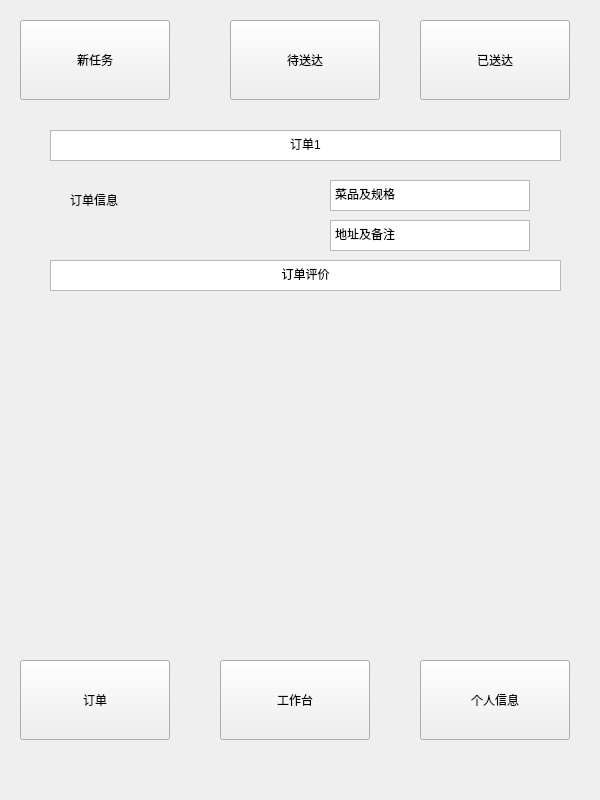
chichuxwx/Food-delivery-platform, file business/shangjia3.ui: the form before one commit.
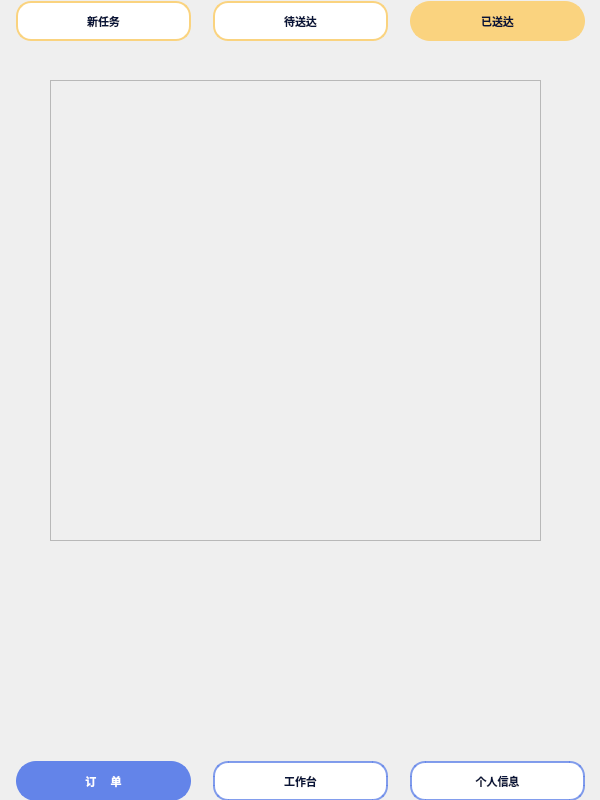
The form after the commit. Icons and pictures are not drawn.

Patch:
```diff
--- a/business/shangjia3.ui
+++ b/business/shangjia3.ui
@@ -13,176 +13,357 @@
   <property name="windowTitle">
    <string>Form</string>
   </property>
-  <widget class="QPushButton" name="pushButton_3">
+  <property name="windowIcon">
+   <iconset resource="../Image.qrc">
+    <normaloff>:/image/lt_cml.jpg</normaloff>:/image/lt_cml.jpg</iconset>
+  </property>
+  <widget class="QLabel" name="label_2">
    <property name="geometry">
     <rect>
-     <x>420</x>
-     <y>20</y>
-     <width>150</width>
-     <height>80</height>
+     <x>0</x>
+     <y>0</y>
+     <width>600</width>
+     <height>800</height>
     </rect>
    </property>
-   <property name="text">
-    <string>已送达</string>
+   <property name="styleSheet">
+    <string notr="true">background-image: url(:/image/bg_2.png);</string>
    </property>
-  </widget>
-  <widget class="QPushButton" name="pushButton_5">
-   <property name="geometry">
-    <rect>
-     <x>420</x>
-     <y>660</y>
-     <width>150</width>
-     <height>80</height>
-    </rect>
-   </property>
    <property name="text">
-    <string>个人信息</string>
+    <string/>
    </property>
   </widget>
-  <widget class="QPushButton" name="pushButton_2">
+  <widget class="QWidget" name="layoutWidget_2">
    <property name="geometry">
     <rect>
-     <x>230</x>
-     <y>20</y>
-     <width>150</width>
-     <height>80</height>
+     <x>0</x>
+     <y>760</y>
+     <width>601</width>
+     <height>42</height>
     </rect>
    </property>
-   <property name="text">
-    <string>待送达</string>
-   </property>
+   <layout class="QHBoxLayout" name="horizontalLayout_3">
+    <item>
+     <widget class="QPushButton" name="pushButton_4">
+      <property name="minimumSize">
+       <size>
+        <width>175</width>
+        <height>40</height>
+       </size>
+      </property>
+      <property name="maximumSize">
+       <size>
+        <width>175</width>
+        <height>40</height>
+       </size>
+      </property>
+      <property name="font">
+       <font>
+        <family>Microsoft YaHei</family>
+        <pointsize>-1</pointsize>
+        <bold>true</bold>
+       </font>
+      </property>
+      <property name="styleSheet">
+       <string notr="true">QPushButton {
+    background-color: #6384e9; /* 默认背景色，蓝色 */
+    border: 2px solid #6384e9; /* 边框颜色与背景色相同 */
+    border-radius: 20px; /* 圆角 */
+    color: #ffffff; /* 文本颜色，白色 */
+    font-size: 11px;
+}
+
+QPushButton:hover {
+    background-color: #5076c6; /* 悬浮时背景色变深 */
+    border: 2px solid #5076c6; /* 悬浮时边框颜色变深 */
+}
+
+QPushButton:pressed {
+    background-color: #3a5d8f; /* 按下时背景色变得更深 */
+    border-color: #3a5d8f; /* 按下时边框颜色变得更深 */
+    transform: scale(0.95); /* 按下时按钮略微缩小 */
+}
+</string>
+      </property>
+      <property name="text">
+       <string>订     单</string>
+      </property>
+     </widget>
+    </item>
+    <item>
+     <widget class="QPushButton" name="pushButton_10">
+      <property name="minimumSize">
+       <size>
+        <width>175</width>
+        <height>40</height>
+       </size>
+      </property>
+      <property name="maximumSize">
+       <size>
+        <width>175</width>
+        <height>40</height>
+       </size>
+      </property>
+      <property name="font">
+       <font>
+        <family>Microsoft YaHei</family>
+        <pointsize>-1</pointsize>
+        <bold>true</bold>
+       </font>
+      </property>
+      <property name="styleSheet">
+       <string notr="true">QPushButton {
+    background-color: #ffffff; /* 默认背景色，白色 */
+    border: 2px solid rgba(99, 132, 233, 0.8); /* 边框颜色 */
+    border-radius: 15px; /* 圆角 */
+    color: #081439; /* 文本颜色，深蓝色 */
+    font-size: 11px;
+}
+
+QPushButton:hover {
+	color: #ffffff;
+    background-color: rgba(99, 132, 233, 0.8); 
+    border: none; /* 悬浮时无边框 */
+}
+
+QPushButton:pressed {
+    background-color: #b0c4de; /* 按下时背景颜色，稍微偏亮的蓝色 */
+    border-color: #4682b4; /* 按下时边框颜色 */
+    transform: scale(0.95); /* 按下时按钮略微缩小 */
+}
+</string>
+      </property>
+      <property name="text">
+       <string>工作台</string>
+      </property>
+     </widget>
+    </item>
+    <item>
+     <widget class="QPushButton" name="pushButton_5">
+      <property name="minimumSize">
+       <size>
+        <width>175</width>
+        <height>40</height>
+       </size>
+      </property>
+      <property name="maximumSize">
+       <size>
+        <width>175</width>
+        <height>40</height>
+       </size>
+      </property>
+      <property name="font">
+       <font>
+        <family>Microsoft YaHei</family>
+        <pointsize>-1</pointsize>
+        <bold>true</bold>
+       </font>
+      </property>
+      <property name="styleSheet">
+       <string notr="true">QPushButton {
+    background-color: #ffffff; /* 默认背景色，白色 */
+    border: 2px solid rgba(99, 132, 233, 0.8); /* 边框颜色 */
+    border-radius: 15px; /* 圆角 */
+    color: #081439; /* 文本颜色，深蓝色 */
+    font-size: 11px;
+}
+
+QPushButton:hover {
+	color: #ffffff;
+    background-color: rgba(99, 132, 233, 0.8); 
+    border: none; /* 悬浮时无边框 */
+}
+
+QPushButton:pressed {
+    background-color: #b0c4de; /* 按下时背景颜色，稍微偏亮的蓝色 */
+    border-color: #4682b4; /* 按下时边框颜色 */
+    transform: scale(0.95); /* 按下时按钮略微缩小 */
+}
+</string>
+      </property>
+      <property name="text">
+       <string>个人信息</string>
+      </property>
+     </widget>
+    </item>
+   </layout>
   </widget>
-  <widget class="QPushButton" name="pushButton">
+  <widget class="QWidget" name="layoutWidget_3">
    <property name="geometry">
     <rect>
-     <x>20</x>
-     <y>20</y>
-     <width>150</width>
-     <height>80</height>
+     <x>0</x>
+     <y>0</y>
+     <width>601</width>
+     <height>42</height>
     </rect>
    </property>
-   <property name="text">
-    <string>新任务</string>
-   </property>
+   <layout class="QHBoxLayout" name="horizontalLayout_4">
+    <item>
+     <widget class="QPushButton" name="pushButton">
+      <property name="minimumSize">
+       <size>
+        <width>175</width>
+        <height>40</height>
+       </size>
+      </property>
+      <property name="maximumSize">
+       <size>
+        <width>175</width>
+        <height>40</height>
+       </size>
+      </property>
+      <property name="font">
+       <font>
+        <family>Microsoft YaHei</family>
+        <pointsize>-1</pointsize>
+        <bold>true</bold>
+       </font>
+      </property>
+      <property name="styleSheet">
+       <string notr="true">QPushButton {
+    background-color: #ffffff; /* 默认背景色，白色 */
+    border: 2px solid #fad37f; /* 边框颜色 */
+    border-radius: 15px; /* 圆角 */
+    color: #081439; /* 文本颜色，深蓝色 */
+    font-size: 11px;
+}
+
+QPushButton:hover {
+	color: #ffffff;
+    background-color: #fad37f; /* 悬浮时背景颜色和边框相同 */
+    border: 2px solid #fad37f; /* 悬浮时边框颜色和背景相同 */
+}
+
+QPushButton:pressed {
+    background-color: #f1e0a6; /* 按下时背景颜色变浅 */
+    border-color: #fad37f; /* 按下时边框颜色保持不变 */
+    transform: scale(0.95); /* 按下时按钮略微缩小 */
+}</string>
+      </property>
+      <property name="text">
+       <string>新任务</string>
+      </property>
+     </widget>
+    </item>
+    <item>
+     <widget class="QPushButton" name="pushButton_2">
+      <property name="minimumSize">
+       <size>
+        <width>175</width>
+        <height>40</height>
+       </size>
+      </property>
+      <property name="maximumSize">
+       <size>
+        <width>175</width>
+        <height>40</height>
+       </size>
+      </property>
+      <property name="font">
+       <font>
+        <family>Microsoft YaHei</family>
+        <pointsize>-1</pointsize>
+        <bold>true</bold>
+       </font>
+      </property>
+      <property name="styleSheet">
+       <string notr="true">QPushButton {
+    background-color: #ffffff; /* 默认背景色，白色 */
+    border: 2px solid #fad37f; /* 边框颜色 */
+    border-radius: 15px; /* 圆角 */
+    color: #081439; /* 文本颜色，深蓝色 */
+    font-size: 11px;
+}
+
+QPushButton:hover {
+	color: #ffffff;
+    background-color: #fad37f; /* 悬浮时背景颜色和边框相同 */
+    border: 2px solid #fad37f; /* 悬浮时边框颜色和背景相同 */
+}
+
+QPushButton:pressed {
+    background-color: #f1e0a6; /* 按下时背景颜色变浅 */
+    border-color: #fad37f; /* 按下时边框颜色保持不变 */
+    transform: scale(0.95); /* 按下时按钮略微缩小 */
+}
+</string>
+      </property>
+      <property name="text">
+       <string>待送达</string>
+      </property>
+     </widget>
+    </item>
+    <item>
+     <widget class="QPushButton" name="pushButton_3">
+      <property name="minimumSize">
+       <size>
+        <width>175</width>
+        <height>40</height>
+       </size>
+      </property>
+      <property name="maximumSize">
+       <size>
+        <width>175</width>
+        <height>40</height>
+       </size>
+      </property>
+      <property name="font">
+       <font>
+        <family>Microsoft YaHei</family>
+        <pointsize>-1</pointsize>
+        <bold>true</bold>
+       </font>
+      </property>
+      <property name="styleSheet">
+       <string notr="true">QPushButton {
+    background-color: #fad37f; /* 默认背景色 */
+    border: 2px solid #fad37f; /* 默认边框颜色与背景色相同 */
+    border-radius: 20px; /* 圆角 */
+    color: #081439; /* 文本颜色，深蓝色 */
+    font-size: 11px;
+}
+
+QPushButton:hover {
+    background-color: #f1c66f; /* 悬浮时背景颜色变深 */
+    border: 2px solid #f1c66f; /* 悬浮时边框颜色与背景色相同 */
+}
+
+QPushButton:pressed {
+    background-color: #081439; /* 按下时背景颜色更深 */
+    border-color: #081439; /* 按下时边框颜色与背景色相同 */
+    transform: scale(0.95); /* 按下时按钮略微缩小 */
+}
+</string>
+      </property>
+      <property name="text">
+       <string>已送达</string>
+      </property>
+     </widget>
+    </item>
+   </layout>
   </widget>
-  <widget class="QPushButton" name="pushButton_6">
+  <widget class="QScrollArea" name="scrollArea">
    <property name="geometry">
     <rect>
-     <x>220</x>
-     <y>660</y>
-     <width>150</width>
-     <height>80</height>
-    </rect>
-   </property>
-   <property name="text">
-    <string>工作台</string>
-   </property>
-  </widget>
-  <widget class="QPushButton" name="pushButton_4">
-   <property name="geometry">
-    <rect>
-     <x>20</x>
-     <y>660</y>
-     <width>150</width>
-     <height>80</height>
-    </rect>
-   </property>
-   <property name="text">
-    <string>订单</string>
-   </property>
-  </widget>
-  <widget class="QTextBrowser" name="textBrowser_3">
-   <property name="geometry">
-    <rect>
-     <x>330</x>
-     <y>220</y>
-     <width>200</width>
-     <height>31</height>
-    </rect>
-   </property>
-   <property name="html">
-    <string>&lt;!DOCTYPE HTML PUBLIC &quot;-//W3C//DTD HTML 4.0//EN&quot; &quot;http://www.w3.org/TR/REC-html40/strict.dtd&quot;&gt;
-&lt;html&gt;&lt;head&gt;&lt;meta name=&quot;qrichtext&quot; content=&quot;1&quot; /&gt;&lt;meta charset=&quot;utf-8&quot; /&gt;&lt;style type=&quot;text/css&quot;&gt;
-p, li { white-space: pre-wrap; }
-hr { height: 1px; border-width: 0; }
-li.unchecked::marker { content: &quot;\2610&quot;; }
-li.checked::marker { content: &quot;\2612&quot;; }
-&lt;/style&gt;&lt;/head&gt;&lt;body style=&quot; font-family:'Microsoft YaHei UI'; font-size:9pt; font-weight:400; font-style:normal;&quot;&gt;
-&lt;p style=&quot; margin-top:0px; margin-bottom:0px; margin-left:0px; margin-right:0px; -qt-block-indent:0; text-indent:0px;&quot;&gt;地址及备注&lt;/p&gt;&lt;/body&gt;&lt;/html&gt;</string>
-   </property>
-  </widget>
-  <widget class="QTextBrowser" name="textBrowser">
-   <property name="geometry">
-    <rect>
      <x>50</x>
-     <y>130</y>
-     <width>511</width>
-     <height>31</height>
+     <y>80</y>
+     <width>491</width>
+     <height>461</height>
     </rect>
    </property>
-   <property name="html">
-    <string>&lt;!DOCTYPE HTML PUBLIC &quot;-//W3C//DTD HTML 4.0//EN&quot; &quot;http://www.w3.org/TR/REC-html40/strict.dtd&quot;&gt;
-&lt;html&gt;&lt;head&gt;&lt;meta name=&quot;qrichtext&quot; content=&quot;1&quot; /&gt;&lt;meta charset=&quot;utf-8&quot; /&gt;&lt;style type=&quot;text/css&quot;&gt;
-p, li { white-space: pre-wrap; }
-hr { height: 1px; border-width: 0; }
-li.unchecked::marker { content: &quot;\2610&quot;; }
-li.checked::marker { content: &quot;\2612&quot;; }
-&lt;/style&gt;&lt;/head&gt;&lt;body style=&quot; font-family:'Microsoft YaHei UI'; font-size:9pt; font-weight:400; font-style:normal;&quot;&gt;
-&lt;p align=&quot;center&quot; style=&quot; margin-top:0px; margin-bottom:0px; margin-left:0px; margin-right:0px; -qt-block-indent:0; text-indent:0px;&quot;&gt;订单1&lt;/p&gt;&lt;/body&gt;&lt;/html&gt;</string>
+   <property name="widgetResizable">
+    <bool>true</bool>
    </property>
-  </widget>
-  <widget class="QTextBrowser" name="textBrowser_2">
-   <property name="geometry">
-    <rect>
-     <x>330</x>
-     <y>180</y>
-     <width>200</width>
-     <height>31</height>
-    </rect>
-   </property>
-   <property name="html">
-    <string>&lt;!DOCTYPE HTML PUBLIC &quot;-//W3C//DTD HTML 4.0//EN&quot; &quot;http://www.w3.org/TR/REC-html40/strict.dtd&quot;&gt;
-&lt;html&gt;&lt;head&gt;&lt;meta name=&quot;qrichtext&quot; content=&quot;1&quot; /&gt;&lt;meta charset=&quot;utf-8&quot; /&gt;&lt;style type=&quot;text/css&quot;&gt;
-p, li { white-space: pre-wrap; }
-hr { height: 1px; border-width: 0; }
-li.unchecked::marker { content: &quot;\2610&quot;; }
-li.checked::marker { content: &quot;\2612&quot;; }
-&lt;/style&gt;&lt;/head&gt;&lt;body style=&quot; font-family:'Microsoft YaHei UI'; font-size:9pt; font-weight:400; font-style:normal;&quot;&gt;
-&lt;p style=&quot; margin-top:0px; margin-bottom:0px; margin-left:0px; margin-right:0px; -qt-block-indent:0; text-indent:0px;&quot;&gt;菜品及规格&lt;/p&gt;&lt;/body&gt;&lt;/html&gt;</string>
-   </property>
-  </widget>
-  <widget class="QLabel" name="label">
-   <property name="geometry">
-    <rect>
-     <x>70</x>
-     <y>190</y>
-     <width>69</width>
-     <height>19</height>
-    </rect>
-   </property>
-   <property name="text">
-    <string>订单信息</string>
-   </property>
-  </widget>
-  <widget class="QTextBrowser" name="textBrowser_4">
-   <property name="geometry">
-    <rect>
-     <x>50</x>
-     <y>260</y>
-     <width>511</width>
-     <height>31</height>
-    </rect>
-   </property>
-   <property name="html">
-    <string>&lt;!DOCTYPE HTML PUBLIC &quot;-//W3C//DTD HTML 4.0//EN&quot; &quot;http://www.w3.org/TR/REC-html40/strict.dtd&quot;&gt;
-&lt;html&gt;&lt;head&gt;&lt;meta name=&quot;qrichtext&quot; content=&quot;1&quot; /&gt;&lt;meta charset=&quot;utf-8&quot; /&gt;&lt;style type=&quot;text/css&quot;&gt;
-p, li { white-space: pre-wrap; }
-hr { height: 1px; border-width: 0; }
-li.unchecked::marker { content: &quot;\2610&quot;; }
-li.checked::marker { content: &quot;\2612&quot;; }
-&lt;/style&gt;&lt;/head&gt;&lt;body style=&quot; font-family:'Microsoft YaHei UI'; font-size:9pt; font-weight:400; font-style:normal;&quot;&gt;
-&lt;p align=&quot;center&quot; style=&quot; margin-top:0px; margin-bottom:0px; margin-left:0px; margin-right:0px; -qt-block-indent:0; text-indent:0px;&quot;&gt;订单评价&lt;/p&gt;&lt;/body&gt;&lt;/html&gt;</string>
-   </property>
+   <widget class="QWidget" name="scrollAreaWidgetContents">
+    <property name="geometry">
+     <rect>
+      <x>0</x>
+      <y>0</y>
+      <width>489</width>
+      <height>459</height>
+     </rect>
+    </property>
+   </widget>
   </widget>
  </widget>
  <resources/>
```
Left out of the diff: 6 changed lines with no effect on the pictures.
